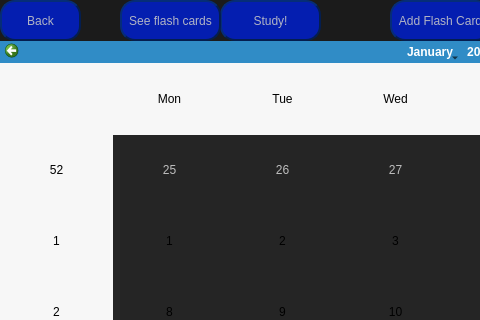
Qt form StudySphere/StudySphere.ui (AlexOfRivia/Hackathon-WFIS) before a commit; both pictures show x 0 to 480 and y 0 to 320 of the 898 by 566 pixel window.
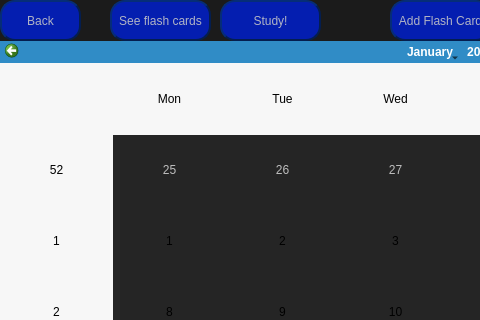
The same form after that commit.

What changed in the file:
```diff
--- a/StudySphere/StudySphere.ui
+++ b/StudySphere/StudySphere.ui
@@ -372,7 +372,7 @@
       <widget class="QPushButton" name="seeFlashCardsButton">
        <property name="geometry">
         <rect>
-         <x>120</x>
+         <x>110</x>
          <y>0</y>
          <width>101</width>
          <height>41</height>
```
